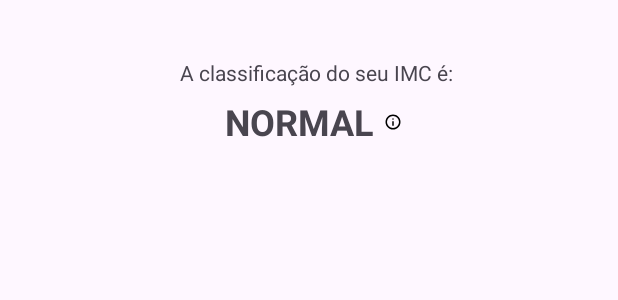
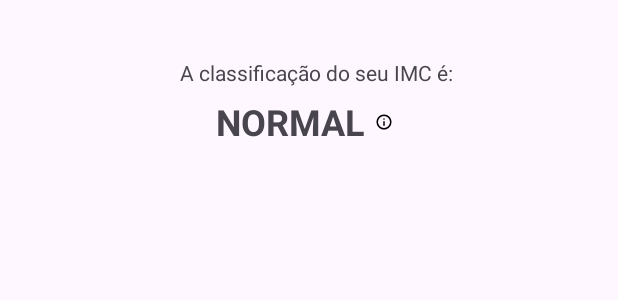
Before and after one commit to eppiovesan/fuelCalculator, an Android app: the layout activity_result.xml on its own in the app's theme, with its tools: preview values and no code run, on a phone screen of 412 x 824 dp. Shown: the part 608-908 px from the top of the screen. Run offline under Robolectric (Android 15) with nearby library versions, the light colour scheme and no system bars.

Commit message:
Correção: - alinhamento da Classificação - prefixo de tamanho de DP para SP

```diff
--- a/app/src/main/res/layout/activity_result.xml
+++ b/app/src/main/res/layout/activity_result.xml
@@ -15,7 +15,7 @@
         android:id="@+id/vg_header"
         android:layout_width="match_parent"
         android:layout_height="wrap_content"
-        android:layout_marginTop="0dp"
+        android:layout_marginTop="0sp"
         android:background="@drawable/gradient_bg"
         android:orientation="vertical">
         <!-- app:layout_constraintEnd_toEndOf="parent"
@@ -27,9 +27,9 @@
         <ImageView
             android:layout_width="wrap_content"
             android:layout_height="wrap_content"
-            android:layout_marginLeft="24dp"
-            android:layout_marginTop="48dp"
-            android:layout_marginBottom="6dp"
+            android:layout_marginStart="24sp"
+            android:layout_marginTop="48sp"
+            android:layout_marginBottom="6sp"
             android:src="@drawable/ic_weight"
             app:tint="@color/white"
 
@@ -39,11 +39,11 @@
         <TextView
             android:layout_width="wrap_content"
             android:layout_height="wrap_content"
-            android:layout_marginLeft="24dp"
-            android:layout_marginBottom="12dp"
+            android:layout_marginLeft="24sp"
+            android:layout_marginBottom="12sp"
             android:text="Calculadora IMC"
             android:textColor="@color/white"
-            android:textSize="16dp"
+            android:textSize="16sp"
             android:textStyle="bold" />
 
 
@@ -51,8 +51,8 @@
         <TextView
             android:layout_width="wrap_content"
             android:layout_height="wrap_content"
-            android:layout_marginLeft="24dp"
-            android:layout_marginRight="12dp"
+            android:layout_marginLeft="24sp"
+            android:layout_marginRight="12sp"
             android:text="Confira abaixo o seu resultado e classificação"
             android:textColor="@color/white" />
 
@@ -61,15 +61,15 @@
             android:id="@+id/tv_result"
             android:layout_width="match_parent"
             android:layout_height="wrap_content"
-            android:layout_marginTop="12dp"
-            android:layout_marginBottom="36dp"
+            android:layout_marginTop="12sp"
+            android:layout_marginBottom="36sp"
             android:gravity="center"
             android:maxLength="5"
             android:textColor="@color/white"
-            android:textSize="48dp"
+            android:textSize="48sp"
             android:textStyle="bold"
             app:layout_constraintTop_toTopOf="parent"
-            tools:layout_editor_absoluteX="163dp"
+            tools:layout_editor_absoluteX="163sp"
             tools:text="23.66" />
 
     </LinearLayout>
@@ -80,45 +80,45 @@
         android:id="@+id/tv_classificacao_lbl"
         android:layout_width="match_parent"
         android:layout_height="wrap_content"
-        android:layout_marginStart="10dp"
-        android:layout_marginBottom="5dp"
-        android:layout_marginTop="200dp"
+        android:layout_marginStart="10sp"
+        android:layout_marginBottom="5sp"
+        android:layout_marginTop="200sp"
         android:gravity="center"
         android:text="A classificação do seu IMC é:"
         app:layout_constraintTop_toBottomOf="@+id/textView"
-        tools:layout_editor_absoluteX="163dp" />
+        tools:layout_editor_absoluteX="163sp" />
 
     <LinearLayout
         android:layout_width="match_parent"
         android:layout_height="wrap_content"
         android:orientation="horizontal"
-        android:gravity="center_vertical" >
+        android:gravity="center" >
 
         <!-- Classificacao -->
     <TextView
         android:id="@+id/tv_classificacao"
         android:layout_width="wrap_content"
         android:layout_height="wrap_content"
-        android:textSize="24dp"
+        android:textSize="24sp"
         android:textStyle="bold"
         tools:text="NORMAL"
-        android:layout_marginLeft="150dp"
-        android:padding="0dp"
+        android:padding="0sp"
         app:layout_constraintTop_toBottomOf="@+id/textView"
         tools:layout_editor_absoluteX="163dp" />
+
 
         <!-- Icone Informacao -->
     <ImageView
         android:id="@+id/ic_info"
-        android:layout_marginLeft="24dp"
+        android:layout_marginLeft="24sp"
         android:layout_width="wrap_content"
         android:layout_height="wrap_content"
-        android:layout_marginTop="6dp"
-        android:layout_marginBottom="6dp"
-        android:layout_marginStart="0dp"
+        android:layout_marginTop="6sp"
+        android:layout_marginBottom="6sp"
+        android:layout_marginStart="0sp"
         android:src="@drawable/ic_info"
         app:tint="@color/black"
-        android:padding="6dp"
+        android:padding="6sp"
 
         />
 
@@ -132,7 +132,7 @@
     android:layout_height="match_parent"
     android:orientation="horizontal"
     android:gravity="center_vertical"
-    android:layout_marginTop="150dp"
+    android:layout_marginTop="150sp"
     android:layout_gravity="center" >
 
     <ImageView
@@ -152,7 +152,7 @@
         android:baselineAligned="false"
         android:text="Recalcular"
         android:textColor="@color/primary650"
-        android:paddingLeft="6dp"
+        android:paddingLeft="6sp"
         />
 
 
```
Also changed, not shown: app/src/main/res/layout/activity_main.xml (+12 -12 lines).
